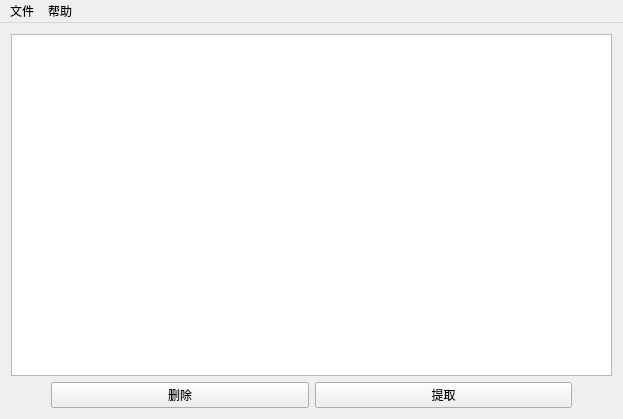
m-t-d-32/FAT32VHDTool, file mainwindow.ui: the form before one commit.
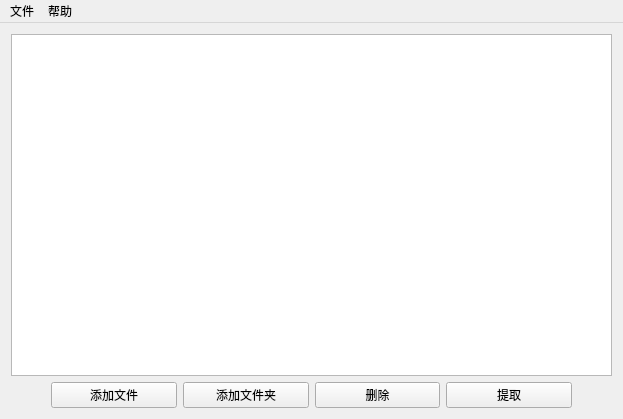
The form after the commit.

Commit message: 添加文件功能

Patch:
```diff
--- a/mainwindow.ui
+++ b/mainwindow.ui
@@ -83,6 +83,20 @@
             </property>
            </spacer>
           </item>
+          <item>
+           <widget class="QPushButton" name="addFileButton">
+            <property name="text">
+             <string>添加文件</string>
+            </property>
+           </widget>
+          </item>
+          <item>
+           <widget class="QPushButton" name="addFolderButton">
+            <property name="text">
+             <string>添加文件夹</string>
+            </property>
+           </widget>
+          </item>
           <item>
            <widget class="QPushButton" name="deleteButton">
             <property name="text">
```
Left out of the diff: 2 changed lines with no effect on the pictures. The commit also changes 16 other files.
